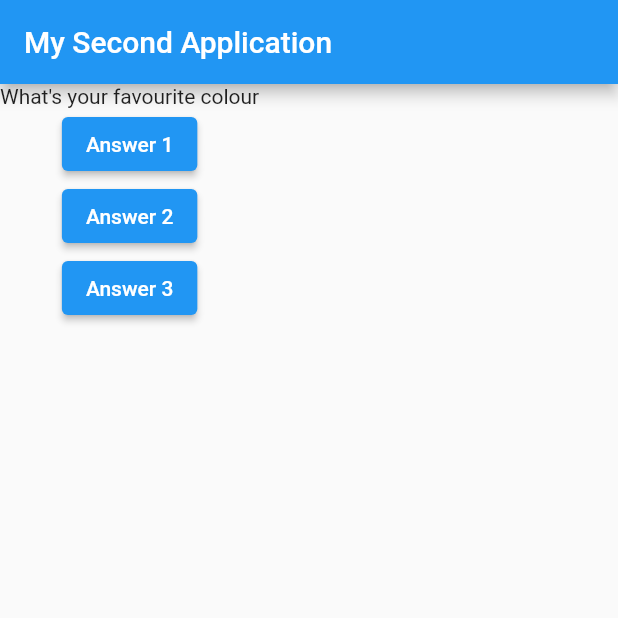
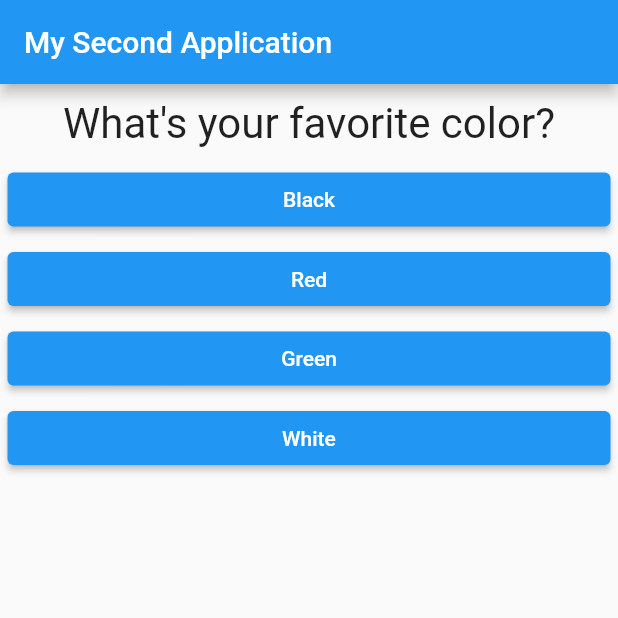
Before and after one commit to annoyingmouse/learning-flutter, a Flutter app: the screen it shows after launch, on a phone screen of 412 x 824 dp, the top half of it. Run offline on Flutter 3.47's test engine with Material 2 defaults, Android fonts, the light colour scheme and no system bars.

Commit message:
Section 2

```diff
--- /dev/null
+++ b/second_app/lib/answer.dart
@@ -0,0 +1,32 @@
+import 'package:flutter/material.dart';
+
+class Answer extends StatelessWidget {
+  // const Question({Key key}) : super(key: key);
+  final String answerText;
+  final VoidCallback selectHandler;
+
+  Answer(this.answerText, this.selectHandler);
+
+  @override
+  Widget build(BuildContext context) {
+    return Container(
+      width: double.infinity,
+      margin: EdgeInsets.only(left: 5, right: 5, bottom: 5),
+      child: ElevatedButton(
+        // style: ElevatedButton.styleFrom(
+        //   primary: Colors.orange,
+        //   onPrimary: Colors.black,
+        // ),
+        // style: ButtonStyle(
+        //   backgroundColor: MaterialStateProperty.all(Colors.blue),
+        //   foregroundColor: MaterialStateProperty.all(Colors.amber),
+        //   elevation: MaterialStateProperty.all(30),
+        // ),
+        child: Text(
+          answerText,
+        ),
+        onPressed: selectHandler,
+      ),
+    );
+  }
+}
--- a/second_app/lib/main.dart
+++ b/second_app/lib/main.dart
@@ -1,44 +1,83 @@
 import 'package:flutter/material.dart';
+import './quiz.dart';
+import './result.dart';
 
 void main() => runApp(MyApp());
 
-class MyApp extends StatelessWidget {
-  void answerQuestion(int answer) {
-    print('Answer chosen $answer');
+class MyApp extends StatefulWidget {
+  @override
+  State<StatefulWidget> createState() {
+    return _MyAppState();
+  }
+}
+
+class _MyAppState extends State<MyApp> {
+  void _resetQuiz() {
+    setState(() {
+      _questionIndex = 0;
+      _totalScore = 0;
+    });
+  }
+
+  final List<Map<String, Object>> _questions = const [
+    {
+      'questionText': 'What\'s your favorite color?',
+      'answers': [
+        {'text': 'Black', 'score': 10},
+        {'text': 'Red', 'score': 5},
+        {'text': 'Green', 'score': 3},
+        {'text': 'White', 'score': 1},
+      ],
+    },
+    {
+      'questionText': 'What\'s your favorite animal?',
+      'answers': [
+        {'text': 'Rabbit', 'score': 3},
+        {'text': 'Snake', 'score': 11},
+        {'text': 'Elephant', 'score': 5},
+        {'text': 'Lion', 'score': 9},
+      ],
+    },
+    {
+      'questionText': 'Who\'s your favorite instructor?',
+      'answers': [
+        {'text': 'Max', 'score': 1},
+        {'text': 'Max', 'score': 1},
+        {'text': 'Max', 'score': 1},
+        {'text': 'Max', 'score': 1},
+      ],
+    },
+  ];
+  var _questionIndex = 0;
+
+  var _totalScore = 0;
+
+  void _answerQuestion(int score) {
+    _totalScore += score;
+    setState(() {
+      _questionIndex = _questionIndex + 1;
+    });
+    if (_questionIndex < _questions.length - 1) {
+      print('We have more questions!');
+    } else {
+      print('We have no more questions!');
+    }
   }
 
   @override
   Widget build(BuildContext context) {
-    List<String> questions = [
-      "What's your favourite colour",
-      "What's your favourite animal"
-    ];
     return MaterialApp(
       home: Scaffold(
         appBar: AppBar(
           title: Text('My Second Application'),
         ),
-        body: Column(
-          children: <Widget>[
-            // Text(questions[0]),
-            Text(questions.elementAt(0)),
-            ElevatedButton(
-              child: Text('Answer 1'),
-              onPressed: () => answerQuestion(1),
-            ),
-            ElevatedButton(
-              child: Text('Answer 2'),
-              onPressed: () {
-                // ...
-                print('Answer 2 chosen');
-              },
-            ),
-            ElevatedButton(
-              child: Text('Answer 3'),
-              onPressed: () => print('Answer 3 chosen'),
-            ),
-          ],
-        ),
+        body: _questionIndex < _questions.length
+            ? Quiz(
+                answerQuestion: _answerQuestion,
+                questions: _questions,
+                questionIndex: _questionIndex,
+              )
+            : Result(_totalScore, _resetQuiz),
       ),
     );
   }
--- /dev/null
+++ b/second_app/lib/question.dart
@@ -0,0 +1,23 @@
+import 'package:flutter/material.dart';
+
+class Question extends StatelessWidget {
+  // const Question({Key key}) : super(key: key);
+  final String questionText;
+
+  Question(this.questionText);
+
+  @override
+  Widget build(BuildContext context) {
+    return Container(
+      width: double.infinity,
+      margin: EdgeInsets.all(10),
+      child: Text(
+        questionText,
+        style: TextStyle(
+          fontSize: 28,
+        ),
+        textAlign: TextAlign.center,
+      ),
+    );
+  }
+}
--- /dev/null
+++ b/second_app/lib/quiz.dart
@@ -0,0 +1,33 @@
+import 'package:flutter/material.dart';
+
+import './question.dart';
+import './answer.dart';
+
+class Quiz extends StatelessWidget {
+  final List<Map<String, Object>> questions;
+  final Function answerQuestion;
+  final int questionIndex;
+  Quiz({
+    required this.answerQuestion,
+    required this.questions,
+    required this.questionIndex,
+  });
+
+  @override
+  Widget build(BuildContext context) {
+    return Column(
+      children: <Widget>[
+        Question(
+          questions[questionIndex]['questionText'] as String,
+        ),
+        ...(questions[questionIndex]['answers'] as List<Map<String, Object>>)
+            .map((answer) {
+          return Answer(
+            answer['text'] as String,
+            () => answerQuestion(answer['score']),
+          );
+        }).toList(),
+      ],
+    );
+  }
+}
--- a/second_app/pubspec.yaml
+++ b/second_app/pubspec.yaml
@@ -18,7 +18,7 @@
 version: 1.0.0+1
 
 environment:
-  sdk: ">=2.11.0 <3.0.0"
+  sdk: ">=2.12.0 <3.0.0"
 
 dependencies:
   flutter:
```
Also changed, not shown: second_app/lib/result.dart (added, +52 -0 lines).
